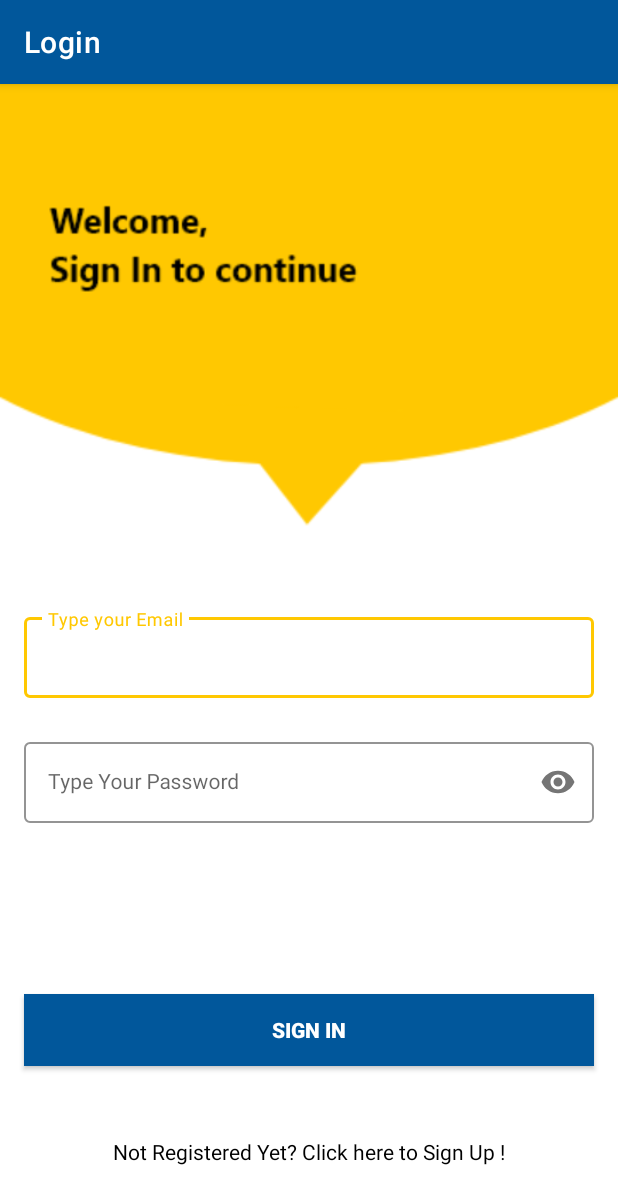
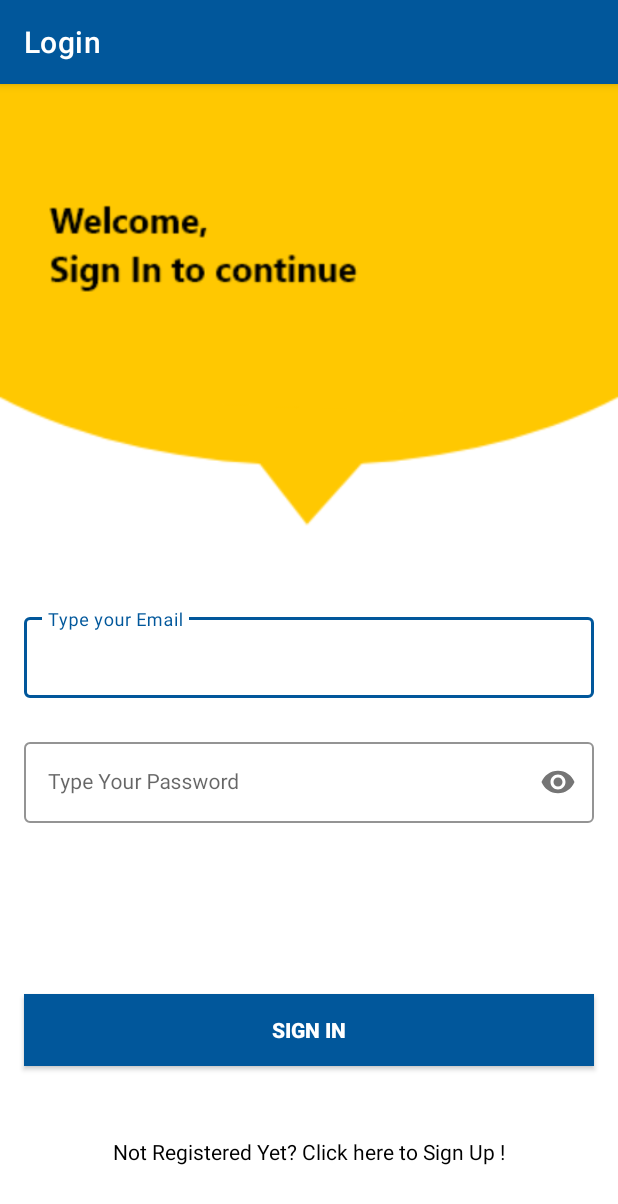
Before and after one commit to Groot-Hackathons/Spark, an Android app: the screen it shows after launch (SignInActivity), on a phone screen of 412 x 824 dp. Shown: the top 1204 px of the screen. Run offline under Robolectric (Android 15) with nearby library versions, the phone set to English and light mode, and no system bars; our stand-ins replace Firebase (no records; nobody signed in at launch, a user with empty details on screens opened directly).

Commit message:
UI Changes 2.

```diff
--- a/app/src/main/res/layout/activity_sign_in.xml
+++ b/app/src/main/res/layout/activity_sign_in.xml
@@ -15,8 +15,8 @@
         android:layout_height="wrap_content"
         android:layout_marginHorizontal="16dp"
         android:layout_marginTop="350dp"
-        app:boxStrokeColor="@color/yellow"
-        app:hintTextColor="@color/yellow"
+        app:boxStrokeColor="@color/light_blue_900"
+        app:hintTextColor="@color/light_blue_900"
         app:layout_constraintEnd_toEndOf="parent"
         app:layout_constraintHorizontal_bias="0.5"
         app:layout_constraintStart_toStartOf="parent"
@@ -38,8 +38,8 @@
         android:layout_height="wrap_content"
         android:layout_marginHorizontal="16dp"
         android:layout_marginTop="24dp"
-        app:boxStrokeColor="@color/yellow"
-        app:hintTextColor="@color/yellow"
+        app:boxStrokeColor="@color/light_blue_900"
+        app:hintTextColor="@color/light_blue_900"
         app:layout_constraintEnd_toEndOf="parent"
         app:layout_constraintHorizontal_bias="0.5"
         app:layout_constraintStart_toStartOf="parent"
```
